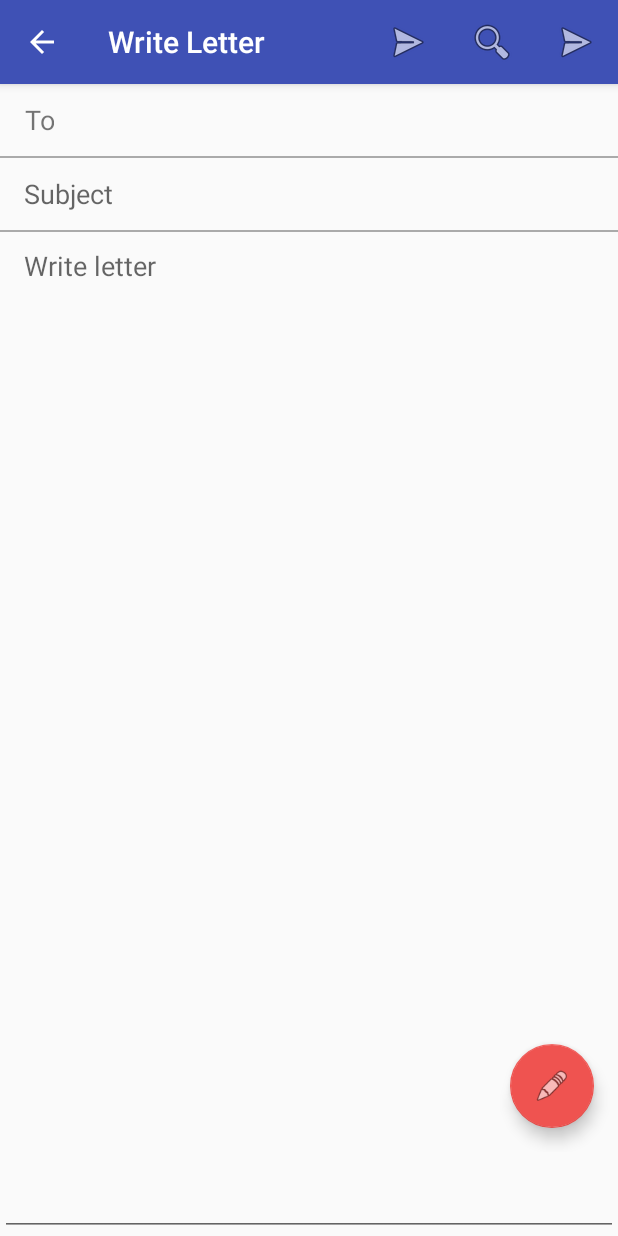
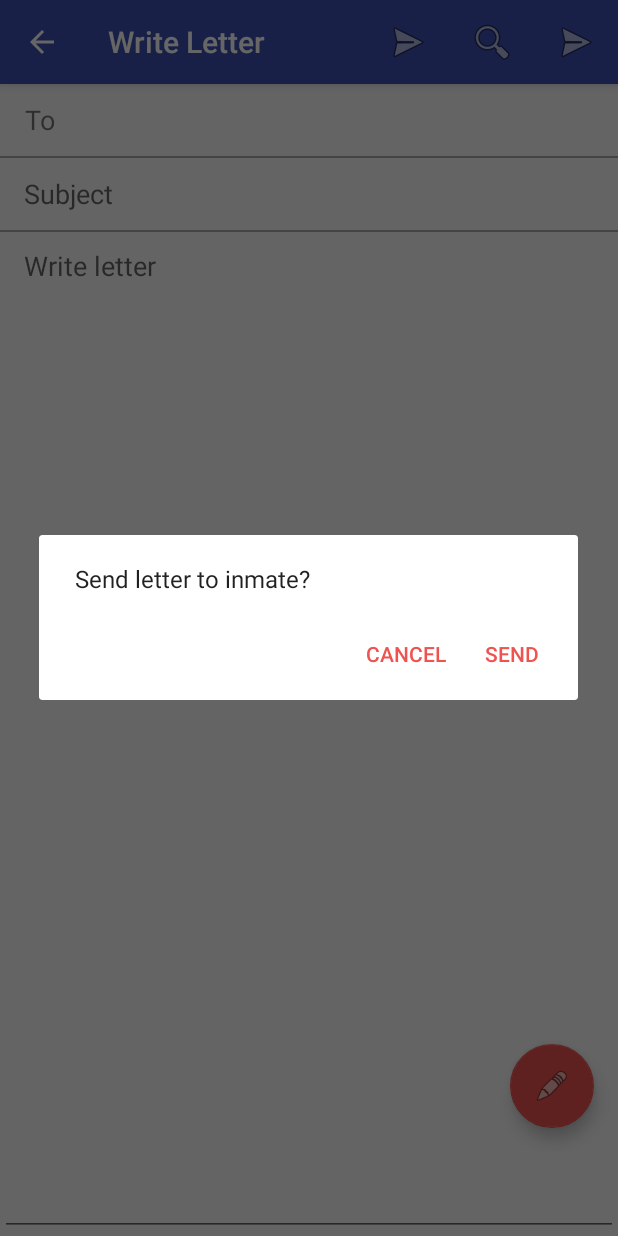
Before and after one commit to JohnAmadeo/InTouch-Android, an Android app: the fragment LetterEditorFragment placed in its activity, after a tap on "Send Letter", on a phone screen of 412 x 824 dp. Run offline under Robolectric (Android 15) with nearby library versions, the phone set to English and light mode, and no system bars; our stand-ins replace Room's generated code; libraries missing offline, so code that uses them is left out: android.arch.core, com.auth0.android; 4 statements that could not run were skipped.

Commit message:
Show dialog on clicking send button to confirm user intent

```diff
--- a/app/src/main/java/com/example/android/intouch_android/ui/lettereditor/LetterEditorFragment.java
+++ b/app/src/main/java/com/example/android/intouch_android/ui/lettereditor/LetterEditorFragment.java
@@ -3,6 +3,7 @@ package com.example.android.intouch_android.ui.lettereditor;
 import android.arch.lifecycle.ViewModelProviders;
 import android.graphics.Color;
 import android.os.Bundle;
+import android.support.v4.app.DialogFragment;
 import android.support.v4.app.Fragment;
 import android.text.Editable;
 import android.text.TextWatcher;
@@ -13,6 +14,7 @@ import android.view.MenuInflater;
 import android.view.MenuItem;
 import android.view.View;
 import android.view.ViewGroup;
+import android.widget.Button;
 import android.widget.EditText;
 import android.widget.TextView;
 
@@ -39,6 +41,7 @@ public class LetterEditorFragment extends Fragment {
     private TextView mInmateNameView;
     private EditText mSubjectInput;
     private EditText mTextEditor;
+    private MenuItem mSendLetterButton;
 
     public LetterEditorFragment() { }
 
@@ -73,8 +76,6 @@ public class LetterEditorFragment extends Fragment {
             );
         });
 
-        mViewModel.getDraft().observe(this, draft -> Log.d(LOG_TAG, draft == null ? "null" : draft.toString()));
-
         mViewModel.getInitialDraft().observe(this, draft -> {
             if (draft != null) {
                 mInmateNameView.setText(draft.getRecipient());
@@ -101,8 +102,11 @@ public class LetterEditorFragment extends Fragment {
 
         ViewUtils.setupMenuItems(menu, VISIBLE_MENU_ITEMS);
 
-        MenuItem sendLetterButton = menu.findItem(R.id.send_letter);
-        sendLetterButton.setOnMenuItemClickListener(createSendLetterButtonListener());
+        mSendLetterButton = menu.findItem(R.id.send_letter);
+        mSendLetterButton.setOnMenuItemClickListener(menuItem -> {
+            showSendDialog();
+            return true;
+        });
     }
 
     @Override
@@ -151,19 +155,6 @@ public class LetterEditorFragment extends Fragment {
     /* ************************************************************ */
     /*                        Observers/Listeners                   */
     /* ************************************************************ */
-
-    // TODO: Replace with lambda function
-    private MenuItem.OnMenuItemClickListener createSendLetterButtonListener() {
-        return new MenuItem.OnMenuItemClickListener() {
-            @Override
-            public boolean onMenuItemClick(MenuItem menuItem) {
-                // TODO: Create new letter, and if first letter sent, reroute to new-user sign up
-                // Navigation.findNavController(mEditorView).navigate(R.id.FILL_IN_ID);
-                return true;
-            }
-        };
-    }
-
     private TextWatcher createOnTextChangeListener(VoidFunction<String> onChangeListener) {
         return new TextWatcher() {
             @Override
@@ -188,4 +179,10 @@ public class LetterEditorFragment extends Fragment {
                 draft.getSubject().length() > 0 ||
                 draft.getRecipientId() != null;
     }
+
+    private void showSendDialog() {
+        SendDialogFragment dialog = new SendDialogFragment();
+        dialog.setOnDialogPositiveClickListener(() -> Log.d(LOG_TAG, "Dialog clicked!"));
+        dialog.show(getActivity().getSupportFragmentManager(), "SendDialogFragment");
+    }
 }
--- /dev/null
+++ b/app/src/main/java/com/example/android/intouch_android/ui/lettereditor/SendDialogFragment.java
@@ -0,0 +1,48 @@
+package com.example.android.intouch_android.ui.lettereditor;
+
+import android.app.Dialog;
+import android.content.Context;
+import android.content.DialogInterface;
+import android.os.Bundle;
+import android.support.v4.app.DialogFragment;
+import android.support.v7.app.AlertDialog;
+
+import com.example.android.intouch_android.R;
+import com.example.android.intouch_android.utils.VoidFunction;
+
+public class SendDialogFragment extends DialogFragment {
+    public interface SendDialogListener {
+        void onDialogPositiveClick();
+    }
+
+    SendDialogListener mListener = null;
+
+    @Override
+    public void onAttach(Context context) {
+        super.onAttach(context);
+    }
+
+    public void setOnDialogPositiveClickListener(SendDialogListener listener) {
+        mListener = listener;
+    }
+
+    @Override
+    public Dialog onCreateDialog(Bundle savedInstanceState) {
+        AlertDialog.Builder builder = new AlertDialog.Builder(getActivity());
+
+        return builder.setMessage(R.string.send_dialog_message)
+                .setPositiveButton(
+                        R.string.send_dialog_positive,
+                        (dialog, id) -> {
+                            if (mListener != null) {
+                                mListener.onDialogPositiveClick();
+                            }
+                        }
+                )
+                .setNegativeButton(
+                        R.string.send_dialog_negative,
+                        (dialog, id) -> {}
+                )
+                .create();
+    }
+}
--- a/app/src/main/res/values/strings.xml
+++ b/app/src/main/res/values/strings.xml
@@ -12,4 +12,7 @@
     <string name="send_letter_title">Send Letter</string>
     <string name="com_auth0_client_id">zcUNx8lPAQ6v8UIpx920VGoU5g2je5yz</string>
     <string name="com_auth0_domain">intouch-android.auth0.com</string>
+    <string name="send_dialog_message">Send letter to inmate?</string>
+    <string name="send_dialog_positive">Send</string>
+    <string name="send_dialog_negative">Cancel</string>
 </resources>
```
